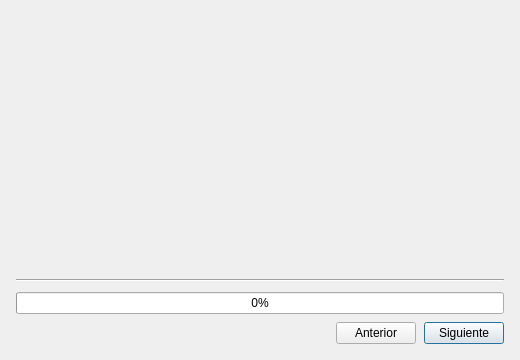
Old version of the form src/frontend/ui/main_dialog.ui in the repository Cristian-Blanco/Geo-Time-Lapse.
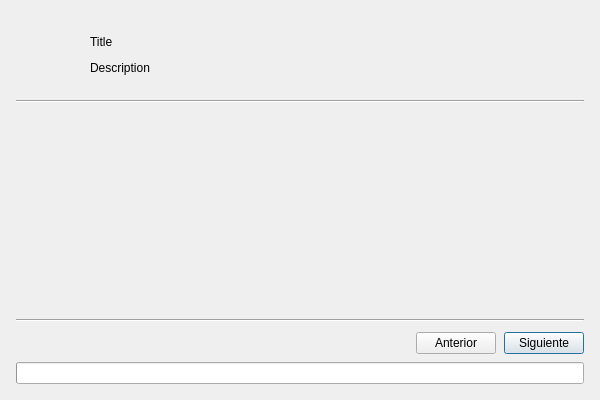
New version of the form.

Patch:
```diff
--- a/src/frontend/ui/main_dialog.ui
+++ b/src/frontend/ui/main_dialog.ui
@@ -2,12 +2,10 @@
  <class>GeoTimeLapseDialogBase</class>
  <widget class="QDialog" name="GeoTimeLapseDialogBase">
   <property name="geometry">
-   <rect>
-    <x>0</x>
-    <y>0</y>
-    <width>520</width>
-    <height>360</height>
-   </rect>
+   <rect><x>0</x><y>0</y><width>600</width><height>400</height></rect>
+  </property>
+  <property name="minimumSize">
+    <size><width>600</width><height>400</height></size>
   </property>
   <property name="windowTitle">
    <string>GeoTimeLapse</string>
@@ -19,6 +17,63 @@
    <property name="rightMargin"><number>16</number></property>
    <property name="bottomMargin"><number>16</number></property>
    <property name="spacing"><number>10</number></property>
+  
+    <!-- Header -->
+  <item>
+    <widget class="QFrame" name="dlg_header_card">
+      <property name="frameShape"><enum>QFrame::NoFrame</enum></property>
+      <layout class="QVBoxLayout" name="dlgHeaderLayout">
+        <property name="leftMargin"><number>14</number></property>
+        <property name="topMargin"><number>14</number></property>
+        <property name="rightMargin"><number>14</number></property>
+        <property name="bottomMargin"><number>10</number></property>
+        <property name="spacing"><number>8</number></property>
+
+        <item>
+          <layout class="QHBoxLayout" name="dlgHeaderRow">
+            <property name="spacing"><number>10</number></property>
+
+            <item>
+              <widget class="QLabel" name="dlg_lbl_icon_plugin">
+                <property name="minimumSize"><size><width>50</width><height>50</height></size></property>
+                <property name="maximumSize"><size><width>50</width><height>50</height></size></property>
+                <property name="scaledContents"><bool>true</bool></property>
+              </widget>
+            </item>
+
+            <item>
+              <layout class="QVBoxLayout" name="dlgHeaderTexts">
+                <property name="spacing"><number>2</number></property>
+
+                <item>
+                  <widget class="QLabel" name="dlg_lbl_header_title">
+                    <property name="text"><string>Title</string></property>
+                  </widget>
+                </item>
+
+                <item>
+                  <widget class="QLabel" name="dlg_lbl_header_subtitle">
+                    <property name="text"><string>Description</string></property>
+                    <property name="wordWrap"><bool>true</bool></property>
+                  </widget>
+                </item>
+              </layout>
+            </item>
+
+          </layout>
+        </item>
+
+      </layout>
+    </widget>
+  </item>
+
+  <!-- Separator -->
+  <item>
+    <widget class="QFrame" name="dlg_line_header_top">
+      <property name="frameShape"><enum>QFrame::HLine</enum></property>
+      <property name="frameShadow"><enum>QFrame::Sunken</enum></property>
+    </widget>
+  </item>
 
    <!-- Content (Pages) -->
    <item>
@@ -40,14 +95,7 @@
     <layout class="QVBoxLayout" name="footerLayout">
      <property name="spacing"><number>8</number></property>
 
-     <item>
-      <widget class="QProgressBar" name="progress_bar">
-       <property name="minimum"><number>0</number></property>
-       <property name="maximum"><number>100</number></property>
-       <property name="value"><number>0</number></property>
-       <property name="textVisible"><bool>true</bool></property>
-      </widget>
-     </item>
+    <!-- NAV  -->
 
      <item>
       <layout class="QHBoxLayout" name="navLayout">
@@ -78,6 +126,19 @@
       </layout>
      </item>
 
+     <!-- Progress -->
+
+     <item>
+      <widget class="QProgressBar" name="progress_bar">
+        <property name="minimum"><number>0</number></property>
+        <property name="maximum"><number>100</number></property>
+        <property name="value"><number>0</number></property>
+        <property name="textVisible"><bool>false</bool></property>
+        <property name="format"><string></string></property>
+        <property name="maximumHeight"><number>4</number></property>
+      </widget>
+     </item>
+
     </layout>
    </item>
 
```
Left out of the diff: 2 changed lines with no effect on the pictures.
